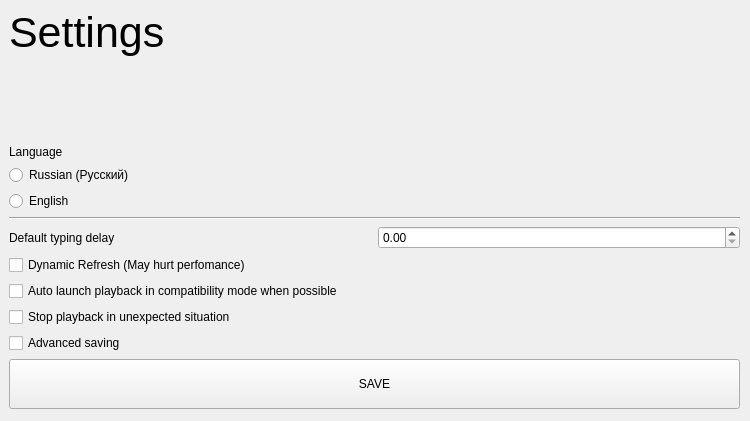
The window that settings_ui.ui (Andrew-71/KeyRecorder) describes before a commit, drawn with Qt 5.
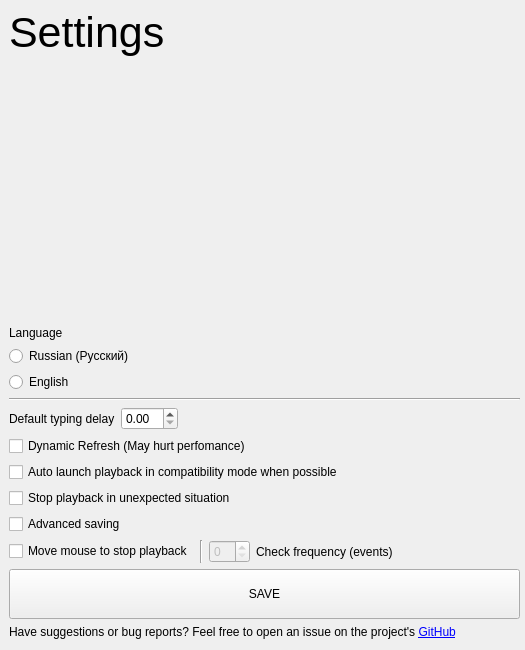
The same window after the commit.

Commit message: Event disabling, bugfixes and QOL.

Diff of the .ui file:
```diff
--- a/settings_ui.ui
+++ b/settings_ui.ui
@@ -6,8 +6,8 @@
    <rect>
     <x>0</x>
     <y>0</y>
-    <width>750</width>
-    <height>421</height>
+    <width>525</width>
+    <height>650</height>
    </rect>
   </property>
   <property name="sizePolicy">
@@ -18,8 +18,8 @@
   </property>
   <property name="minimumSize">
    <size>
-    <width>750</width>
-    <height>370</height>
+    <width>525</width>
+    <height>650</height>
    </size>
   </property>
   <property name="windowTitle">
@@ -30,8 +30,8 @@
     <rect>
      <x>9</x>
      <y>8</y>
-     <width>731</width>
-     <height>401</height>
+     <width>511</width>
+     <height>631</height>
     </rect>
    </property>
    <layout class="QVBoxLayout" name="verticalLayout">
@@ -100,6 +100,19 @@
       <item>
        <widget class="QDoubleSpinBox" name="default_delay_spinbox"/>
       </item>
+      <item>
+       <spacer name="horizontalSpacer_2">
+        <property name="orientation">
+         <enum>Qt::Horizontal</enum>
+        </property>
+        <property name="sizeHint" stdset="0">
+         <size>
+          <width>40</width>
+          <height>20</height>
+         </size>
+        </property>
+       </spacer>
+      </item>
      </layout>
     </item>
     <item>
@@ -130,6 +143,51 @@
       </property>
      </widget>
     </item>
+    <item>
+     <layout class="QHBoxLayout" name="horizontalLayout_2">
+      <item>
+       <widget class="QCheckBox" name="move_stop_checkbox">
+        <property name="text">
+         <string>Move mouse to stop playback</string>
+        </property>
+       </widget>
+      </item>
+      <item>
+       <widget class="Line" name="line_2">
+        <property name="orientation">
+         <enum>Qt::Vertical</enum>
+        </property>
+       </widget>
+      </item>
+      <item>
+       <widget class="QSpinBox" name="move_stop_spinbox">
+        <property name="enabled">
+         <bool>false</bool>
+        </property>
+       </widget>
+      </item>
+      <item>
+       <widget class="QLabel" name="move_stop_label">
+        <property name="text">
+         <string>Check frequency (events)</string>
+        </property>
+       </widget>
+      </item>
+      <item>
+       <spacer name="horizontalSpacer">
+        <property name="orientation">
+         <enum>Qt::Horizontal</enum>
+        </property>
+        <property name="sizeHint" stdset="0">
+         <size>
+          <width>40</width>
+          <height>20</height>
+         </size>
+        </property>
+       </spacer>
+      </item>
+     </layout>
+    </item>
     <item>
      <widget class="QPushButton" name="save_btn">
       <property name="minimumSize">
@@ -143,6 +201,13 @@
       </property>
      </widget>
     </item>
+    <item>
+     <widget class="QLabel" name="github_label">
+      <property name="text">
+       <string>&lt;html&gt;&lt;head/&gt;&lt;body&gt;&lt;p&gt;Have suggestions or bug reports? Feel free to open an issue on the project's &lt;a href=&quot;https://github.com/Andrew-71/KeyRecorder&quot;&gt;&lt;span style=&quot; text-decoration: underline; color:#0000ff;&quot;&gt;GitHub&lt;/span&gt;&lt;/a&gt;&lt;/p&gt;&lt;/body&gt;&lt;/html&gt;</string>
+      </property>
+     </widget>
+    </item>
    </layout>
   </widget>
  </widget>
```
The commit also changes 14 other files.
